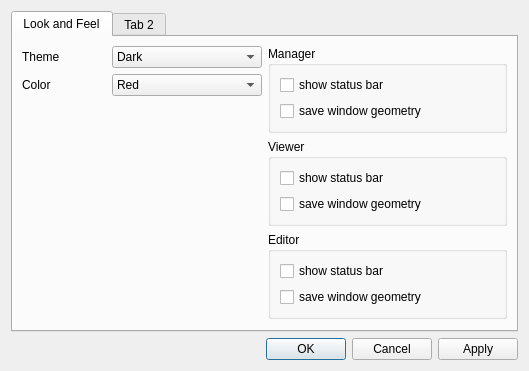
Old version of the form src/main/python/Byakugan/gui/windows/ui/ui_settings.ui in the repository sharpcodex/Byakugan.
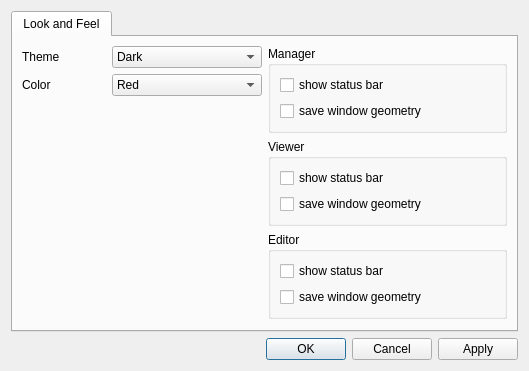
New version of the form.

Commit message: Add Look and feel settings Dialog

What changed in the file:
```diff
--- a/src/main/python/Byakugan/gui/windows/ui/ui_settings.ui
+++ b/src/main/python/Byakugan/gui/windows/ui/ui_settings.ui
@@ -228,11 +228,6 @@
        </item>
       </layout>
      </widget>
-     <widget class="QWidget" name="tab_2">
-      <attribute name="title">
-       <string>Tab 2</string>
-      </attribute>
-     </widget>
     </widget>
    </item>
    <item row="1" column="1">
```
Left out of the diff: 16 changed lines with no effect on the pictures. The commit also changes 6 other files.
